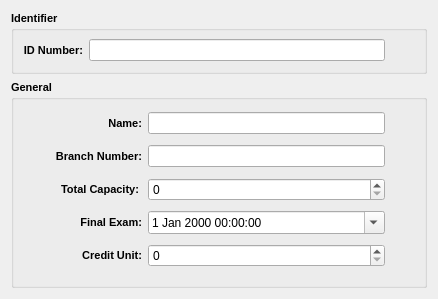
Qt form ui/widgets/editor/lessonedit.ui (amirmohsen1384/isfahan-sis) before a commit.
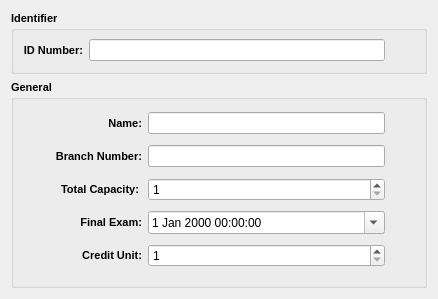
The same form after that commit. Icons and pictures are not drawn.

```diff
--- a/ui/widgets/editor/lessonedit.ui
+++ b/ui/widgets/editor/lessonedit.ui
@@ -240,8 +240,11 @@
           <bold>false</bold>
          </font>
         </property>
+        <property name="minimum">
+         <number>1</number>
+        </property>
         <property name="maximum">
-         <number>100</number>
+         <number>10</number>
         </property>
        </widget>
       </item>
@@ -253,8 +256,14 @@
           <bold>false</bold>
          </font>
         </property>
+        <property name="minimum">
+         <number>1</number>
+        </property>
         <property name="maximum">
-         <number>100</number>
+         <number>200</number>
+        </property>
+        <property name="singleStep">
+         <number>1</number>
         </property>
        </widget>
       </item>
```
